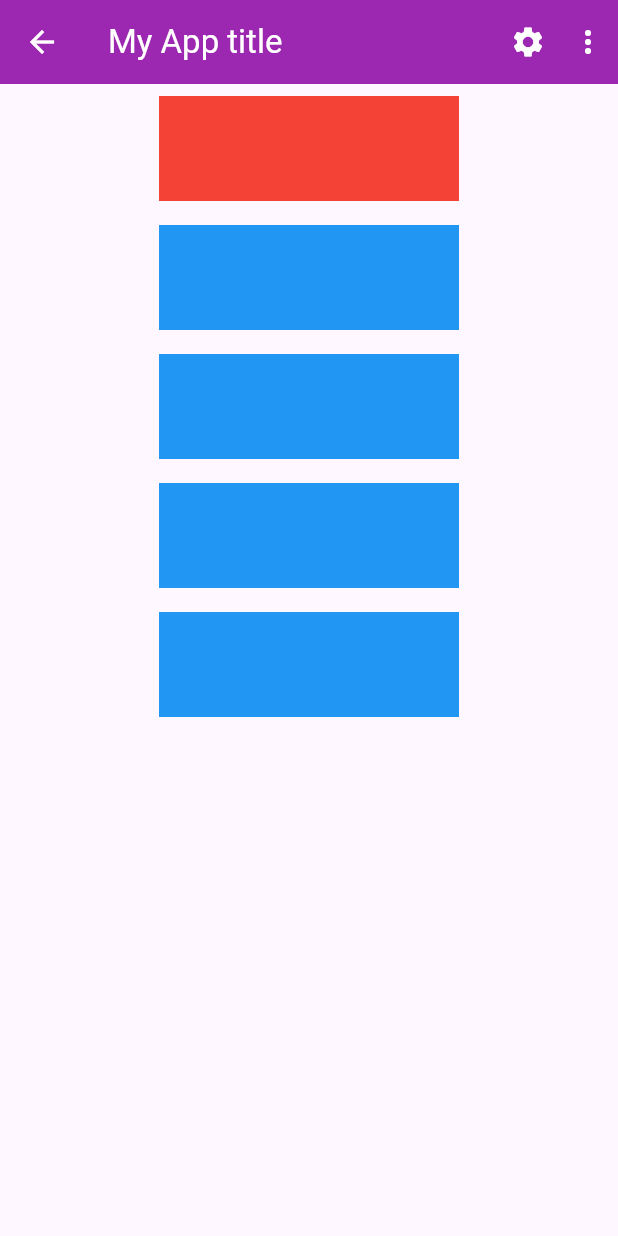
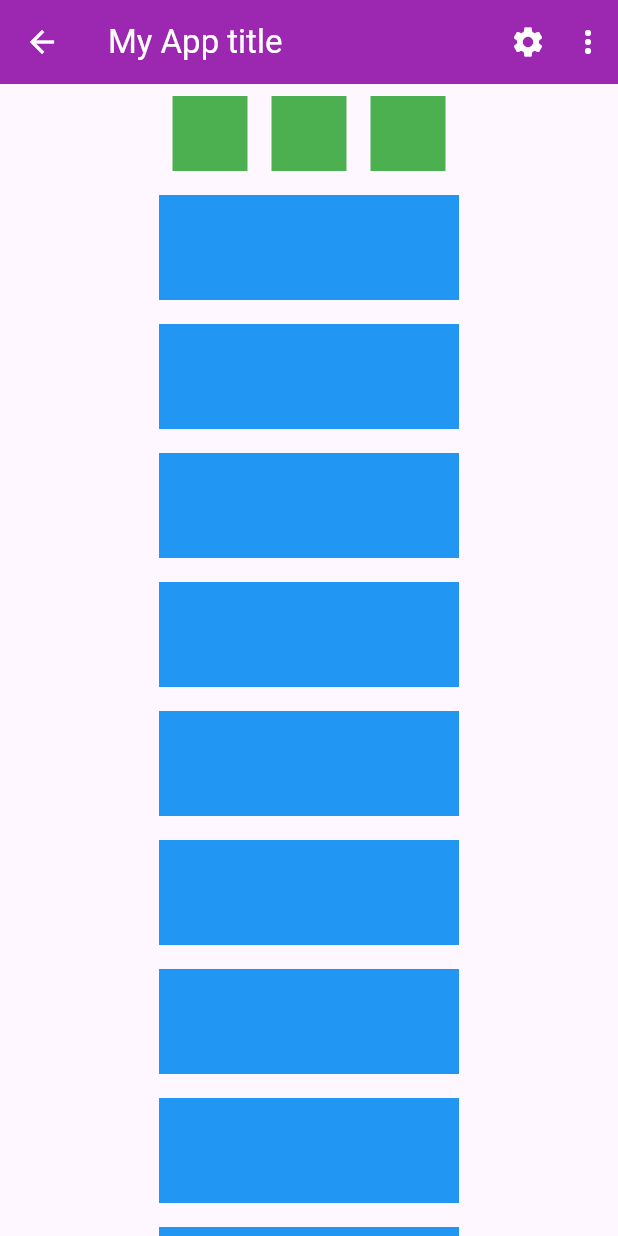
Before and after one commit to cherry1m/chaerim_complex_ui, a Flutter app: the screen it shows after launch, on a phone screen of 412 x 824 dp. Run offline on Flutter 3.47's test engine with Material 3 defaults, Android fonts, the phone set to English and light mode, and no system bars.

Commit message:
복잡한 columm row 구조 연습

```diff
--- a/lib/main.dart
+++ b/lib/main.dart
@@ -1,4 +1,5 @@
 import 'package:flutter/material.dart';
+import 'package:flutter/widgets.dart';
 
 void main() {
   /// 앱을 실행시키는 함수
@@ -51,48 +52,24 @@ class App extends StatelessWidget {
             child: Column(
               mainAxisAlignment: MainAxisAlignment.center,
               crossAxisAlignment: CrossAxisAlignment.center,
-              children: [
-              Padding(
-                padding: const EdgeInsets.all(8.0),
-                child: Container(
-                  width: 200,
-                  height: 70,
-                  color: Colors.red,
-                      ),
-              ),
-                        Padding(
+              children: [Row(
+                mainAxisAlignment: MainAxisAlignment.center,
+                children: List.generate(3, (index) => Padding(
+                  padding: const EdgeInsets.all(8.0),
+                  child: Container(
+                    width: 50,
+                    height: 50,
+                    color: Colors.green,
+                  ),
+                )),
+              ), ...List.generate(50, (index) => Padding(
                 padding: const EdgeInsets.all(8.0),
                 child: Container(
                   width: 200,
                   height: 70,
                   color: Colors.blue,
-                      ),
-              ),
-                Padding(
-                padding: const EdgeInsets.all(8.0),
-                child: Container(
-                  width: 200,
-                  height: 70,
-                  color: Colors.blue,
-                      ),
-              ),
-                        Padding(
-                padding: const EdgeInsets.all(8.0),
-                child: Container(
-                  width: 200,
-                  height: 70,
-                  color: Colors.blue,
-                      ),
-              ),
-                        Padding(
-                padding: const EdgeInsets.all(8.0),
-                child: Container(
-                  width: 200,
-                  height: 70,
-                  color: Colors.blue,
-                      ),
-              ),
-            ]
+                ),
+              )),]
                   ),
           ),
         ),);
```
